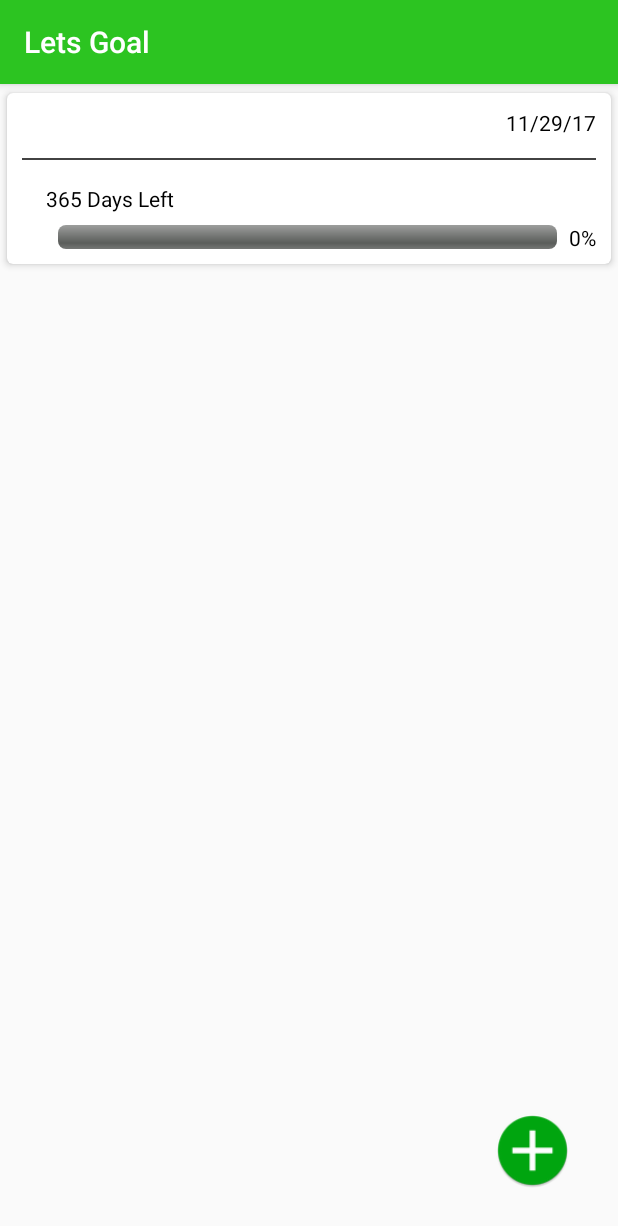
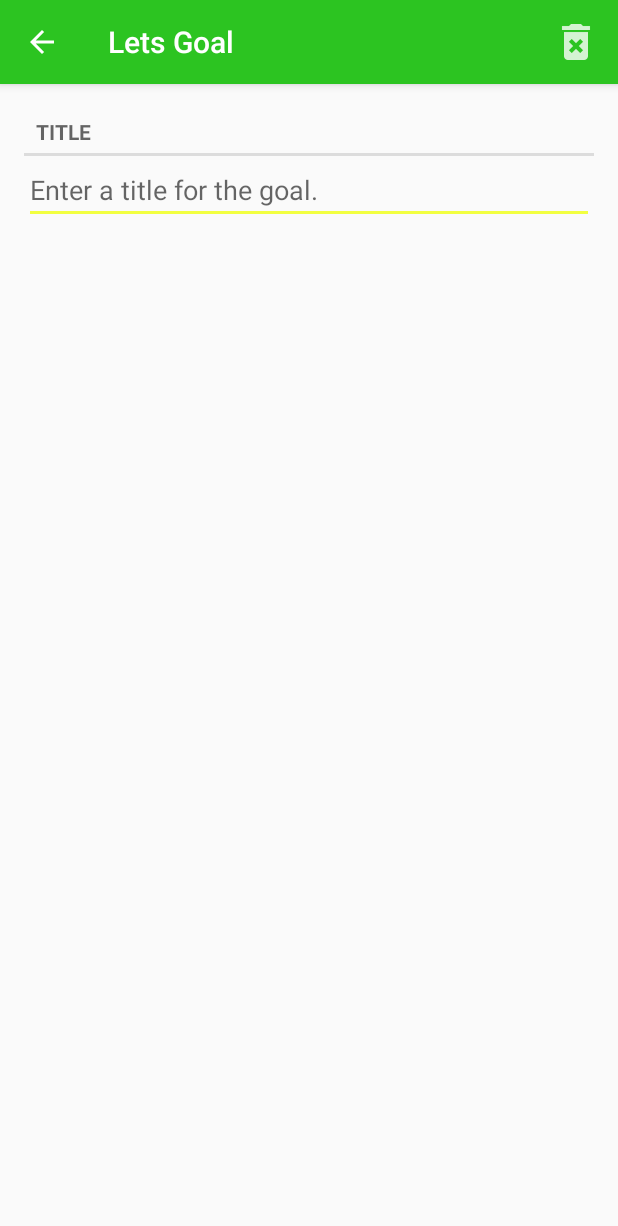
Before and after one commit to riemeri/LetsGoal, an Android app: the screen it shows after launch (GoalsHomeActivity before the commit, GoalPagerActivity after it), after a tap on an icon or button, on a phone screen of 412 x 824 dp. Shown: the top 1226 px of the screen. Run offline under Robolectric (Android 15) with nearby library versions, the phone set to English and light mode, and no system bars.

Commit message:
Added code to add, remove, and edit goals

```diff
--- a/app/src/main/AndroidManifest.xml
+++ b/app/src/main/AndroidManifest.xml
@@ -16,6 +16,11 @@
                 <category android:name="android.intent.category.LAUNCHER"/>
             </intent-filter>
         </activity>
+        <activity android:name=".GoalPagerActivity"
+                  android:parentActivityName=".GoalsHomeActivity">
+
+        </activity>
+
     </application>
 
 </manifest>
--- /dev/null
+++ b/app/src/main/java/com/bignerdranch/android/letsgoal/GoalFragment.java
@@ -0,0 +1,149 @@
+package com.bignerdranch.android.letsgoal;
+
+import android.app.Activity;
+import android.content.Context;
+import android.content.Intent;
+import android.os.Bundle;
+import android.support.v4.app.Fragment;
+import android.text.Editable;
+import android.text.TextWatcher;
+import android.view.LayoutInflater;
+import android.view.Menu;
+import android.view.MenuInflater;
+import android.view.MenuItem;
+import android.view.View;
+import android.view.ViewGroup;
+import android.widget.EditText;
+
+import java.util.UUID;
+
+/**
+ * Created by ianri on 11/28/2017.
+ */
+
+public class GoalFragment extends Fragment {
+
+    private static final String ARG_GOAL_ID = "goal_id";
+
+    private Goal mGoal;
+    private EditText mTitleField;
+    private Callbacks mCallbacks;
+
+    public interface Callbacks {
+        void onGoalUpdated(Goal goal);
+        void onGoalDeleted(Goal goal);
+        void onGoalAdded(Goal goal);
+    }
+
+    public static GoalFragment newInstance(UUID goalId) {
+        Bundle args = new Bundle();
+        args.putSerializable(ARG_GOAL_ID, goalId);
+
+        GoalFragment fragment = new GoalFragment();
+        fragment.setArguments(args);
+        return fragment;
+    }
+
+    @Override
+    public void onAttach(Context context) {
+        super.onAttach(context);
+        mCallbacks = (Callbacks) context;
+    }
+
+    @Override
+    public void onCreate(Bundle savedInstanceState) {
+        super.onCreate(savedInstanceState);
+        UUID goalId = (UUID) getArguments().getSerializable(ARG_GOAL_ID);
+        mGoal = GoalStorage.get(getActivity()).getGoal(goalId);
+        setHasOptionsMenu(true);
+    }
+
+    @Override
+    public void onPause() {
+        super.onPause();
+        GoalStorage.get(getActivity()).updateGoal(mGoal);
+    }
+
+    @Override
+    public void onDetach() {
+        super.onDetach();
+        mCallbacks = null;
+    }
+
+    @Override
+    public View onCreateView(LayoutInflater inflater, ViewGroup container, Bundle savedInstanceState) {
+        View v = inflater.inflate(R.layout.fragment_goal, container, false);
+
+        mTitleField = (EditText) v.findViewById(R.id.goal_title);
+        mTitleField.setText(mGoal.getTitle());
+        mTitleField.addTextChangedListener(new TextWatcher() {
+            @Override
+            public void beforeTextChanged(CharSequence charSequence, int i, int i1, int i2) {
+
+            }
+
+            @Override
+            public void onTextChanged(CharSequence s, int start, int before, int count) {
+                mGoal.setTitle(s.toString());
+                updateGoal();
+            }
+
+            @Override
+            public void afterTextChanged(Editable editable) {
+
+            }
+        });
+
+        return v;
+    }
+
+    @Override
+    public void onCreateOptionsMenu(Menu menu, MenuInflater inflater) {
+        super.onCreateOptionsMenu(menu, inflater);
+        inflater.inflate(R.menu.fragment_goal, menu);
+    }
+
+    @Override
+    public boolean onOptionsItemSelected(MenuItem item) {
+        switch (item.getItemId()) {
+            case R.id.delete_crime:
+                delelteGoal();
+                //getActivity().finish();
+            default:
+                return super.onOptionsItemSelected(item);
+        }
+    }
+
+    @Override
+    public void onActivityResult(int requestCode, int resultCode, Intent data) {
+        if (resultCode != Activity.RESULT_OK) {
+            return;
+        }
+
+        super.onActivityResult(requestCode, resultCode, data);
+    }
+
+    private void updateGoal() {
+        GoalStorage.get(getActivity()).updateGoal(mGoal);
+        getActivity();
+    }
+
+    private void delelteGoal() {
+        //if its not for tablet view
+        //if (getActivity().findViewById(R.id.detail_fragment_container) == null) {
+            GoalStorage.get(getActivity()).deleteGoal(mGoal.getID());
+            //mCallbacks.onCrimeUpdated(mCrime);
+            getActivity().finish();
+        /*}
+        else {//for tablet view
+            mCallbacks.onCrimeDeleted(mCrime);
+            if (CrimeLab.get(getActivity()).getCrimes().size() == 0) {
+                mLinearLayout.setVisibility(INVISIBLE);
+                mNoCrimesText.setVisibility(VISIBLE);
+                mAddCrimeButton.setVisibility(VISIBLE);
+            }
+        }*/
+
+
+    }
+}
--- /dev/null
+++ b/app/src/main/java/com/bignerdranch/android/letsgoal/GoalPagerActivity.java
@@ -0,0 +1,91 @@
+package com.bignerdranch.android.letsgoal;
+
+import android.content.Context;
+import android.content.Intent;
+import android.os.Bundle;
+import android.support.v4.app.Fragment;
+import android.support.v4.app.FragmentManager;
+import android.support.v4.app.FragmentStatePagerAdapter;
+import android.support.v4.view.ViewPager;
+import android.support.v7.app.AppCompatActivity;
+
+import java.util.List;
+import java.util.UUID;
+
+/**
+ * Created by ianri on 11/28/2017.
+ */
+
+public class GoalPagerActivity extends AppCompatActivity implements GoalFragment.Callbacks {
+    private static final String EXTRA_GOAL_ID = "com.bignerdranch.android.letsgoal.goal_id";
+
+    private ViewPager mViewPager;
+    private List<Goal> mGoals;
+
+    public static Intent newIntent(Context packageContext, UUID goalId) {
+        Intent intent = new Intent(packageContext, GoalPagerActivity.class);
+        intent.putExtra(EXTRA_GOAL_ID, goalId);
+        return intent;
+    }
+
+    @Override
+    public void onCreate(Bundle savedInstanceState) {
+        super.onCreate(savedInstanceState);
+        setContentView(R.layout.activity_goal_pager);
+
+        UUID goalId = (UUID) getIntent().getSerializableExtra(EXTRA_GOAL_ID);
+
+        mViewPager = (ViewPager) findViewById(R.id.goal_view_pager);
+
+        mGoals = GoalStorage.get(this).getGoals();
+        FragmentManager fragmentManager = getSupportFragmentManager();
+        mViewPager.setAdapter(new FragmentStatePagerAdapter(fragmentManager) {
+            @Override
+            public Fragment getItem(int position) {
+                Goal goal = mGoals.get(position);
+                return GoalFragment.newInstance(goal.getID());
+            }
+
+            @Override
+            public int getCount() {
+                return mGoals.size();
+            }
+        });
+
+        for (int i = 0; i < mGoals.size(); i++) {
+            if (mGoals.get(i).getID().equals(goalId)) {
+                mViewPager.setCurrentItem(i);
+                break;
+            }
+        }
+    }
+
+    @Override
+    public void onGoalUpdated(Goal goal) {
+
+    }
+
+    @Override
+    public void onGoalAdded(Goal goal) {
+
+    }
+
+    @Override
+    public void onGoalDeleted(Goal goal) {
+        UUID goalId = goal.getID();
+
+        if (mGoals.size() > 1) {
+            for (int i = 0; i < mGoals.size(); i++) {
+                if (mGoals.get(i).getID().equals(goalId)) {
+                    mViewPager.setCurrentItem(i - 1);
+                    break;
+                }
+            }
+        }
+    }
+
+    public void setPagerPreviousItem(int item) {
+        mViewPager.setCurrentItem(item - 1);
+    }
+
+}
--- a/app/src/main/java/com/bignerdranch/android/letsgoal/GoalStorage.java
+++ b/app/src/main/java/com/bignerdranch/android/letsgoal/GoalStorage.java
@@ -87,7 +87,7 @@ public class GoalStorage {
         }
     }
 
-    public Goal getLastOrNextCrime(Goal goal) {
+    public Goal getLastOrNextGoal(Goal goal) {
         List<Goal> goals = getGoals();
 
         if (goals.size() > 1) {
@@ -111,7 +111,7 @@ public class GoalStorage {
         return new File(filesDir, goal.getPhotoFileName());
     }*/
 
-    public void updateCrime(Goal goal) {
+    public void updateGoal(Goal goal) {
         String uuidString = goal.getID().toString();
         ContentValues values = getContentValues(goal);
 
--- a/app/src/main/java/com/bignerdranch/android/letsgoal/GoalsHomeFragment.java
+++ b/app/src/main/java/com/bignerdranch/android/letsgoal/GoalsHomeFragment.java
@@ -1,5 +1,7 @@
 package com.bignerdranch.android.letsgoal;
 
+import android.content.Context;
+import android.content.Intent;
 import android.os.Bundle;
 import android.support.v4.app.Fragment;
 import android.support.v7.widget.CardView;
@@ -26,9 +28,25 @@ public class GoalsHomeFragment extends Fragment {
     private CardView mCardView;
     private GoalAdapter mAdapter;
     private Button mAddButton;
+    private Callbacks mCallbacks;
 
-    public static GoalsHomeFragment newInstance() {
-        return new GoalsHomeFragment();
+    /**
+     * Required interface for hosting activities
+     */
+    public interface Callbacks {
+        void onGoalSelected(Goal goal);
+    }
+
+    @Override
+    public void onAttach(Context context) {
+        super.onAttach(context);
+        mCallbacks = (Callbacks) context;
+    }
+
+    @Override
+    public void onCreate(Bundle savedInstanceState) {
+        super.onCreate(savedInstanceState);
+        //setHasOptionsMenu(true);
     }
 
     @Override
@@ -50,10 +68,17 @@ public class GoalsHomeFragment extends Fragment {
         return v;
     }
 
+    @Override
+    public void onResume() {
+        super.onResume();
+        updateUI();
+    }
+
     private void createNewGoal() {
         Goal goal = new Goal();
         GoalStorage.get(getActivity()).addGoal(goal);
         updateUI();
+        mCallbacks.onGoalSelected(goal);
     }
 
     public void updateUI() {
@@ -80,6 +105,7 @@ public class GoalsHomeFragment extends Fragment {
 
         public GoalHolder(LayoutInflater inflater, ViewGroup parent) {
             super(inflater.inflate(R.layout.list_item_goal_card, parent, false));
+            itemView.setOnClickListener(this);
 
             mTitleTextView = (TextView) itemView.findViewById(R.id.goal_title);
             mDateTextView = (TextView) itemView.findViewById(R.id.goal_date_text);
@@ -101,7 +127,7 @@ public class GoalsHomeFragment extends Fragment {
 
         @Override
         public void onClick(View view) {
-
+            mCallbacks.onGoalSelected(mGoal);
         }
     }
 
--- /dev/null
+++ b/app/src/main/res/layout/activity_goal_pager.xml
@@ -0,0 +1,8 @@
+<?xml version="1.0" encoding="utf-8"?>
+<android.support.v4.view.ViewPager
+    xmlns:android="http://schemas.android.com/apk/res/android"
+    android:id="@+id/goal_view_pager"
+    android:layout_width="match_parent"
+    android:layout_height="match_parent">
+
+</android.support.v4.view.ViewPager>
--- /dev/null
+++ b/app/src/main/res/layout/fragment_goal.xml
@@ -0,0 +1,35 @@
+<?xml version="1.0" encoding="utf-8"?>
+<android.support.constraint.ConstraintLayout
+    xmlns:android="http://schemas.android.com/apk/res/android"
+    xmlns:app="http://schemas.android.com/apk/res-auto"
+    android:orientation="vertical"
+    android:layout_width="match_parent"
+    android:layout_height="match_parent">
+
+    <LinearLayout
+        android:layout_width="0dp"
+        android:layout_height="wrap_content"
+        android:layout_marginEnd="16dp"
+        android:layout_marginStart="16dp"
+        android:layout_marginTop="16dp"
+        android:layout_weight="1"
+        android:orientation="vertical"
+        app:layout_constraintEnd_toEndOf="parent"
+        app:layout_constraintStart_toStartOf="parent"
+        app:layout_constraintTop_toTopOf="parent">
+
+        <TextView
+            style="?android:listSeparatorTextViewStyle"
+            android:layout_width="match_parent"
+            android:layout_height="wrap_content"
+            android:labelFor="@+id/goal_title"
+            android:text="@string/goal_title_label"/>
+
+        <EditText
+            android:id="@+id/goal_title"
+            android:layout_width="match_parent"
+            android:layout_height="wrap_content"
+            android:hint="@string/goal_title_hint"/>
+    </LinearLayout>
+
+</android.support.constraint.ConstraintLayout>
--- /dev/null
+++ b/app/src/main/res/menu/fragment_goal.xml
@@ -0,0 +1,11 @@
+<?xml version="1.0" encoding="utf-8"?>
+<menu
+    xmlns:android="http://schemas.android.com/apk/res/android"
+    xmlns:app="http://schemas.android.com/apk/res-auto">
+    <item
+        android:id="@+id/delete_crime"
+        android:icon="@drawable/ic_menu_delete"
+        android:title="@string/delete_goal"
+        app:showAsAction="ifRoom|withText"/>
+
+</menu>
--- a/app/src/main/res/values/strings.xml
+++ b/app/src/main/res/values/strings.xml
@@ -1,3 +1,6 @@
 <resources>
     <string name="app_name">Lets Goal</string>
+    <string name="goal_title_label">Title</string>
+    <string name="goal_title_hint">Enter a title for the goal.</string>
+    <string name="delete_goal">Delete Goal</string>
 </resources>
```
Also changed, not shown: app/src/main/java/com/bignerdranch/android/letsgoal/GoalsHomeActivity.java (+56 -2 lines), app/src/main/ic_add_goal-web.png, app/src/main/res/drawable-hdpi/ic_menu_delete.png (added), app/src/main/res/drawable-mdpi/ic_menu_delete.png (added), app/src/main/res/drawable-xhdpi/ic_menu_delete.png (added), app/src/main/res/drawable-xxhdpi/ic_menu_delete.png (added), app/src/main/res/mipmap-hdpi/ic_add_goal.png, app/src/main/res/mipmap-mdpi/ic_add_goal.png, app/src/main/res/mipmap-xhdpi/ic_add_goal.png, app/src/main/res/mipmap-xxhdpi/ic_add_goal.png, app/src/main/res/mipmap-xxxhdpi/ic_add_goal.png.
